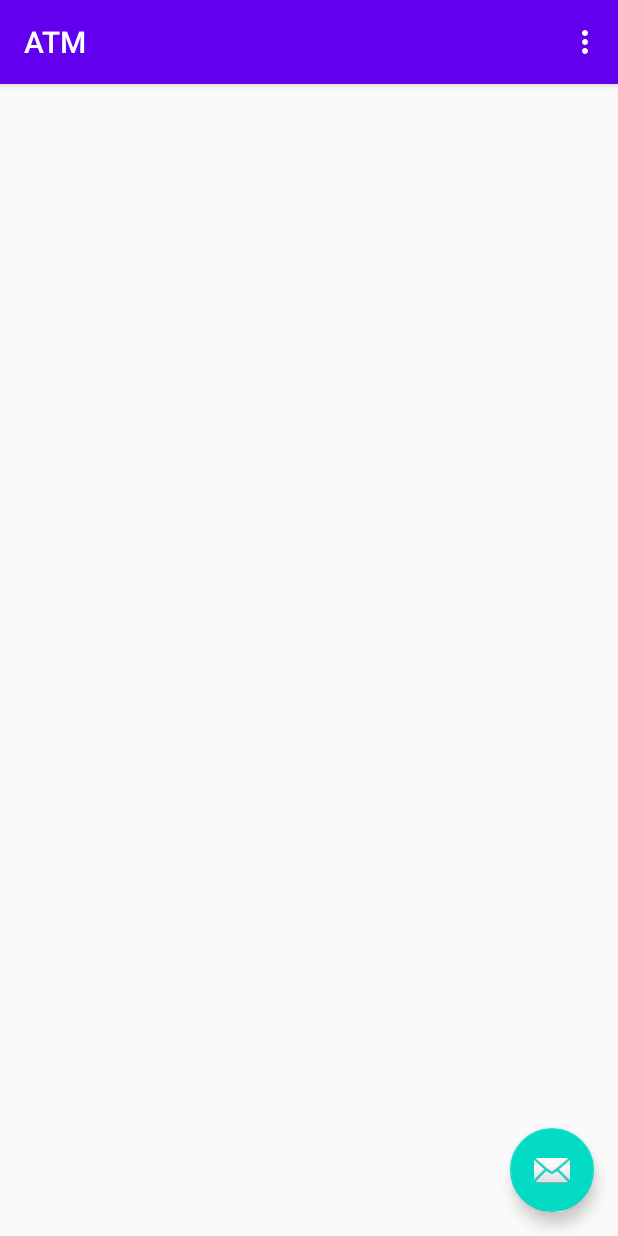
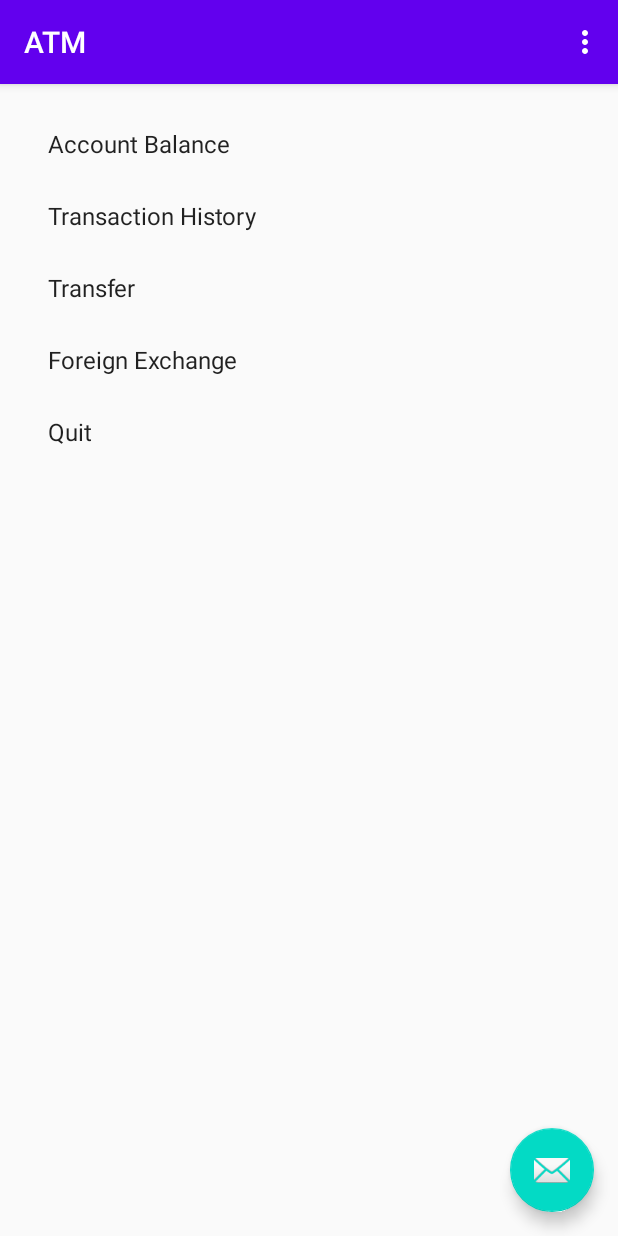
Before and after one commit to rukkachou/ATM, an Android app: the MainActivity screen opened directly, with no data from a screen before it, on a phone screen of 412 x 824 dp. Run offline under Robolectric (Android 15) with nearby library versions, the phone set to English and light mode, and no system bars.

Commit message:
add RecyclerView

```diff
--- /dev/null
+++ b/app/src/main/java/com/example/rukka/atm/Adapter.java
@@ -0,0 +1,46 @@
+package com.example.rukka.atm;
+
+import android.view.LayoutInflater;
+import android.view.View;
+import android.view.ViewGroup;
+import android.widget.TextView;
+
+import androidx.annotation.NonNull;
+import androidx.recyclerview.widget.RecyclerView;
+
+public class Adapter extends RecyclerView.Adapter<Adapter.ViewHolder> {
+    private String[] data;
+
+    public Adapter(String[] data) {
+        this.data = data;
+    }
+
+    @NonNull
+    @Override
+    public ViewHolder onCreateViewHolder(@NonNull ViewGroup parent, int viewType) {
+        View view = LayoutInflater.from(parent.getContext())
+                .inflate(android.R.layout.simple_list_item_1, parent, false);
+        return new ViewHolder(view);
+    }
+
+    @Override
+    public void onBindViewHolder(@NonNull ViewHolder holder, int position) {
+        holder.textView.setText(data[position]);
+    }
+
+    @Override
+    public int getItemCount() {
+        return data.length;
+    }
+
+
+    public class ViewHolder extends RecyclerView.ViewHolder {
+
+        private final TextView textView;
+
+        public ViewHolder(@NonNull View itemView) {
+            super(itemView);
+            textView = itemView.findViewById(android.R.id.text1);
+        }
+    }
+}
--- a/app/src/main/java/com/example/rukka/atm/MainActivity.java
+++ b/app/src/main/java/com/example/rukka/atm/MainActivity.java
@@ -9,6 +9,8 @@ import com.google.android.material.snackbar.Snackbar;
 import androidx.annotation.Nullable;
 import androidx.appcompat.app.AppCompatActivity;
 import androidx.appcompat.widget.Toolbar;
+import androidx.recyclerview.widget.LinearLayoutManager;
+import androidx.recyclerview.widget.RecyclerView;
 
 import android.view.View;
 
@@ -41,6 +43,12 @@ public class MainActivity extends AppCompatActivity {
                         .setAction("Action", null).show();
             }
         });
+
+        // RecyclerView
+        RecyclerView recyclerView = findViewById(R.id.recyclerView);
+        recyclerView.setHasFixedSize(true);
+        recyclerView.setLayoutManager(new LinearLayoutManager(this));
+        recyclerView.setAdapter(new Adapter(getResources().getStringArray(R.array.functions)));
     }
 
     @Override
--- a/app/src/main/res/layout/content_main.xml
+++ b/app/src/main/res/layout/content_main.xml
@@ -6,10 +6,14 @@
     xmlns:tools="http://schemas.android.com/tools"
     app:layout_behavior="@string/appbar_scrolling_view_behavior">
 
-    <TextView
-        android:layout_width="wrap_content"
-        android:layout_height="wrap_content"
-        tools:text="主攻能畫面"
+    <androidx.recyclerview.widget.RecyclerView
+        android:id="@+id/recyclerView"
+        android:layout_width="0dp"
+        android:layout_height="0dp"
+        android:layout_marginStart="16dp"
+        android:layout_marginTop="16dp"
+        android:layout_marginEnd="16dp"
+        android:layout_marginBottom="16dp"
         app:layout_constraintBottom_toBottomOf="parent"
         app:layout_constraintEnd_toEndOf="parent"
         app:layout_constraintStart_toStartOf="parent"
--- a/app/src/main/res/values/strings.xml
+++ b/app/src/main/res/values/strings.xml
@@ -9,4 +9,12 @@
 
     <string name="hello_first_fragment">Hello first fragment</string>
     <string name="hello_second_fragment">Hello second fragment. Arg: %1$s</string>
+
+    <string-array name="functions">
+        <item>Account Balance</item>
+        <item>Transaction History</item>
+        <item>Transfer</item>
+        <item>Foreign Exchange</item>
+        <item>Quit</item>
+    </string-array>
 </resources>
```
